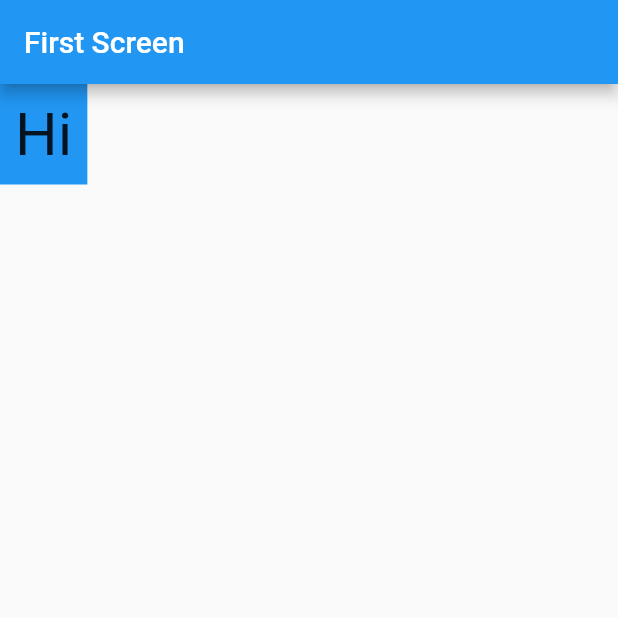
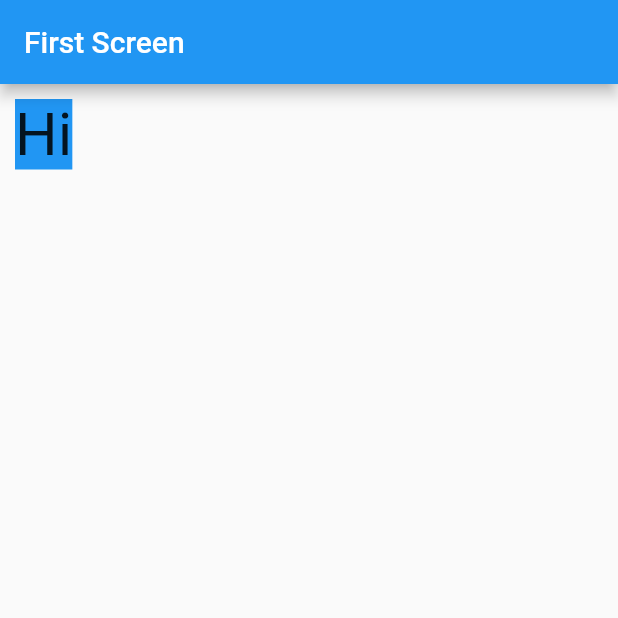
Before and after one commit to samani21/komponen-dasar-flutter, a Flutter app: the screen it shows after launch, on a phone screen of 412 x 824 dp, the top half of it. Run offline on Flutter 3.47's test engine with Material 2 defaults, Android fonts, the light colour scheme and no system bars.

Commit message:
margin pada container

```diff
--- a/lib/main.dart
+++ b/lib/main.dart
@@ -32,7 +32,7 @@ class FirstScreen extends StatelessWidget {
               style: TextStyle(fontSize: 40),
             ),
             color: Colors.blue,
-            padding: EdgeInsets.all(10),
+            margin: EdgeInsets.all(10),
           )
           ),
     );
```
